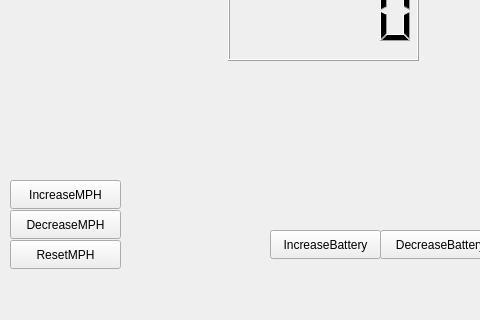
Old version of the form mainwindow.ui in the repository UCR-Solar-Car/DriverInterface; both pictures show x 0 to 480 and y 280 to 600 of the 800 by 600 pixel window.
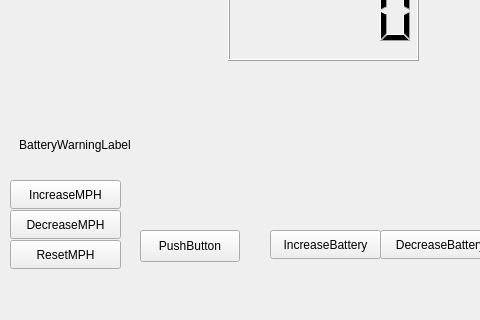
New version of the form.

Commit message: Warning Label Added: Battery Overheating

```diff
--- a/mainwindow.ui
+++ b/mainwindow.ui
@@ -204,6 +204,41 @@
      <string>IncreaseBattery</string>
     </property>
    </widget>
+   <widget class="QLabel" name="warnLabelBatteryHeat">
+    <property name="geometry">
+     <rect>
+      <x>0</x>
+      <y>400</y>
+      <width>150</width>
+      <height>50</height>
+     </rect>
+    </property>
+    <property name="sizePolicy">
+     <sizepolicy hsizetype="Fixed" vsizetype="Fixed">
+      <horstretch>0</horstretch>
+      <verstretch>0</verstretch>
+     </sizepolicy>
+    </property>
+    <property name="text">
+     <string>BatteryWarningLabel</string>
+    </property>
+    <property name="alignment">
+     <set>Qt::AlignCenter</set>
+    </property>
+   </widget>
+   <widget class="QPushButton" name="leftBlinkerButton">
+    <property name="geometry">
+     <rect>
+      <x>140</x>
+      <y>510</y>
+      <width>100</width>
+      <height>32</height>
+     </rect>
+    </property>
+    <property name="text">
+     <string>PushButton</string>
+    </property>
+   </widget>
   </widget>
   <widget class="QMenuBar" name="menubar">
    <property name="geometry">
```
Left out of the diff: 2 changed lines with no effect on the pictures. The commit also changes 3 other files.
